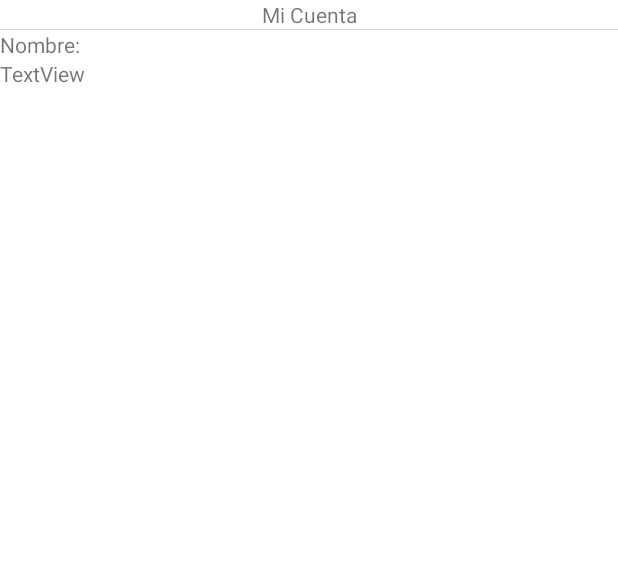
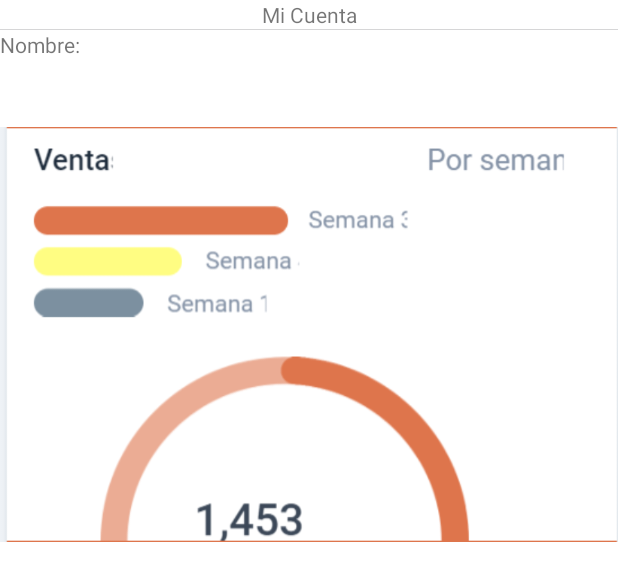
Before and after one commit to AndresReyesRangel/Ontas, an Android app: the layout fragment_mi_cuenta.xml on its own in the app's theme, with its tools: preview values and no code run, on a phone screen of 412 x 824 dp. Shown: the top 581 px of the screen. Run offline under Robolectric (Android 15) with nearby library versions, the phone set to English and light mode, and no system bars.

Commit message:
El fragmento de Mi cuenta tiene la imagen de la grafica toda fea

```diff
--- a/app/src/main/res/layout/fragment_mi_cuenta.xml
+++ b/app/src/main/res/layout/fragment_mi_cuenta.xml
@@ -37,11 +37,16 @@
             android:layout_height="wrap_content"
             android:text="Nombre:" />
 
+        <ImageView
+            android:id="@+id/imageView4"
+            android:layout_width="match_parent"
+            android:layout_height="wrap_content"
+            android:src="@drawable/grafica" />
+
         <TextView
             android:id="@+id/tvAunNoSeQue"
             android:layout_width="match_parent"
-            android:layout_height="wrap_content"
-            android:text="TextView" />
+            android:layout_height="wrap_content" />
     </LinearLayout>
 
 
```
Also changed, not shown: app/src/main/res/drawable-v24/grafica.PNG (added).
